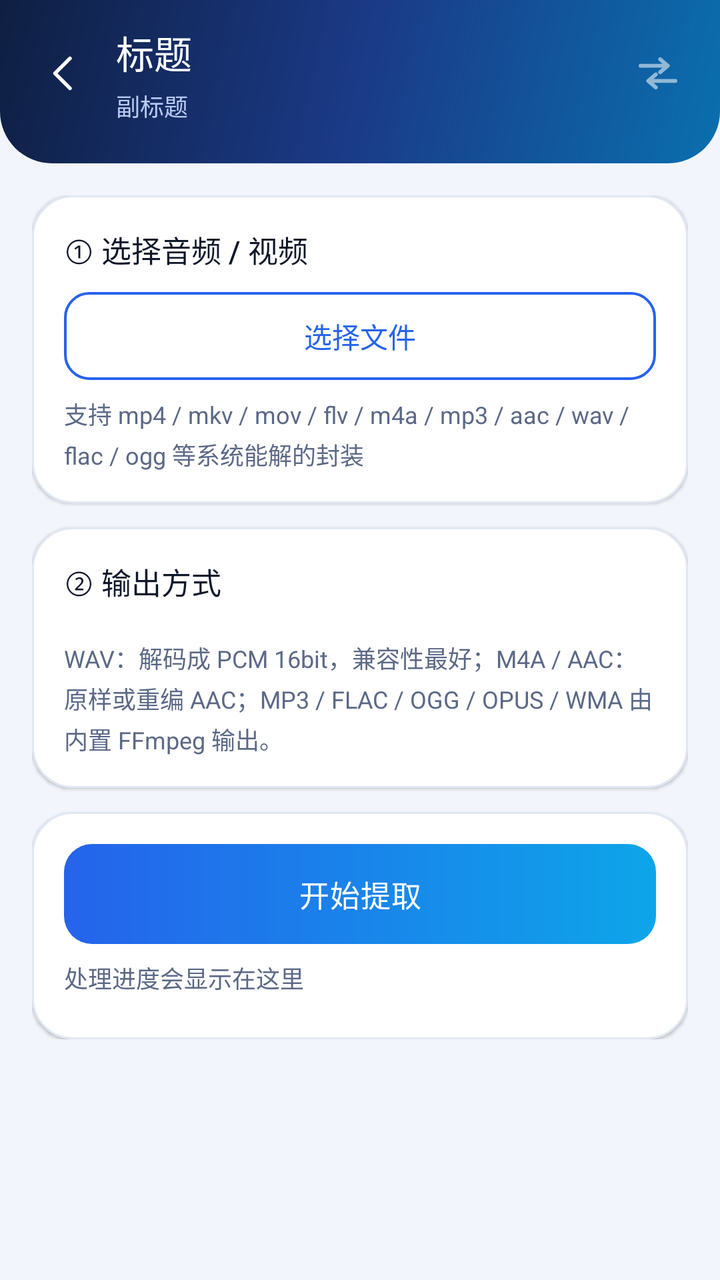
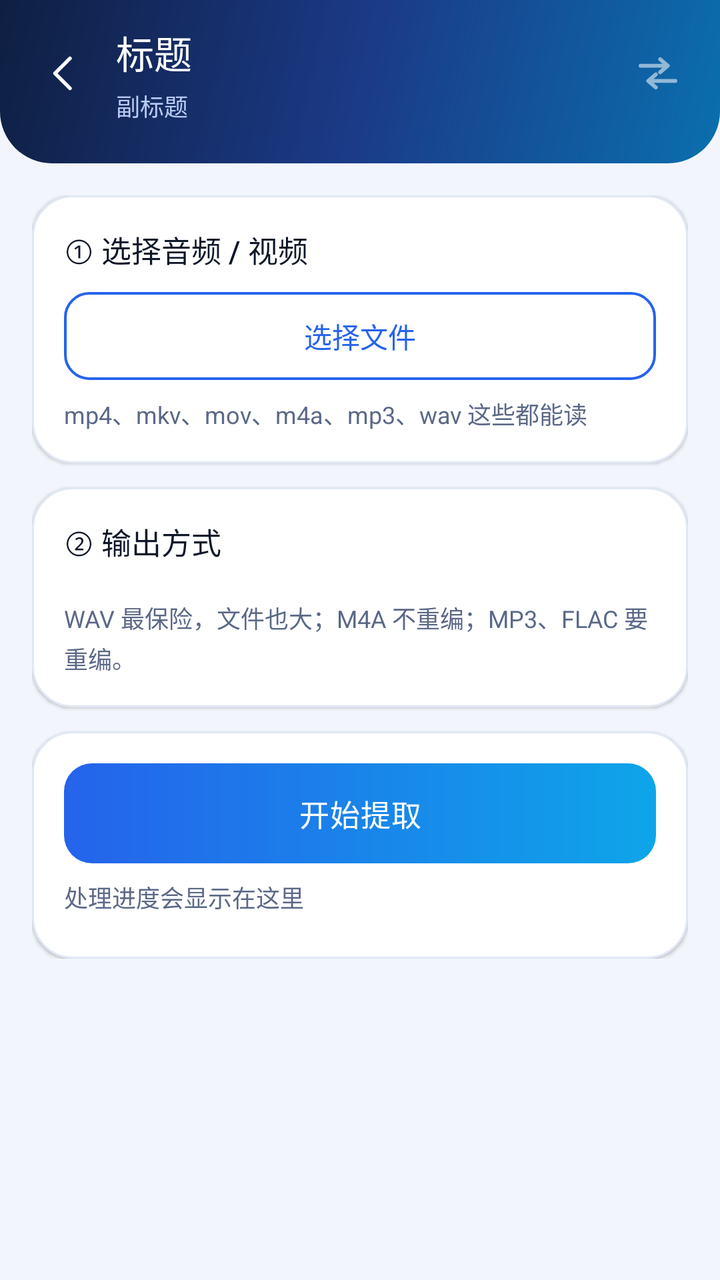

The first picture is an Android layout as it rendered before a commit; the second is the same layout after the commit. The layout source and the unified diff follow.
<!-- AndroidManifest.xml: application theme AppTheme -->
<!-- res/layout/activity_audio.xml -->
<?xml version="1.0" encoding="utf-8"?>
<ScrollView xmlns:android="http://schemas.android.com/apk/res/android"
    android:layout_width="match_parent"
    android:layout_height="match_parent"
    android:background="@color/bg"
    android:fillViewport="true"
    android:scrollbars="none">

    <LinearLayout
        android:layout_width="match_parent"
        android:layout_height="wrap_content"
        android:orientation="vertical">

        <include layout="@layout/part_topbar" />

        <LinearLayout
            android:layout_width="match_parent"
            android:layout_height="wrap_content"
            android:orientation="vertical"
            android:paddingLeft="16dp"
            android:paddingTop="16dp"
            android:paddingRight="16dp"
            android:paddingBottom="28dp">

            <LinearLayout
                android:layout_width="match_parent"
                android:layout_height="wrap_content"
                android:background="@drawable/bg_card"
                android:elevation="1dp"
                android:orientation="vertical"
                android:padding="16dp">

                <TextView
                    android:layout_width="wrap_content"
                    android:layout_height="wrap_content"
                    android:text="① 选择音频 / 视频"
                    style="@style/CardText" />

                <Button
                    android:id="@+id/btnPickMedia"
                    android:layout_width="match_parent"
                    android:layout_height="wrap_content"
                    android:layout_marginTop="10dp"
                    android:text="选择文件"
                    style="@style/GhostButton" />

                <TextView
                    android:id="@+id/tvMediaInfo"
                    android:layout_width="match_parent"
                    android:layout_height="wrap_content"
                    android:layout_marginTop="8dp"
                    android:text="支持 mp4 / mkv / mov / flv / m4a / mp3 / aac / wav / flac / ogg 等系统能解的封装"
                    style="@style/CaptionText" />
            </LinearLayout>

            <LinearLayout
                android:layout_width="match_parent"
                android:layout_height="wrap_content"
                android:layout_marginTop="12dp"
                android:background="@drawable/bg_card"
                android:elevation="1dp"
                android:orientation="vertical"
                android:padding="16dp">

                <TextView
                    android:layout_width="wrap_content"
                    android:layout_height="wrap_content"
                    android:text="② 输出方式"
                    style="@style/CardText" />

                <LinearLayout
                    android:id="@+id/audioOutChips"
                    android:layout_width="match_parent"
                    android:layout_height="wrap_content"
                    android:layout_marginTop="10dp"
                    android:orientation="horizontal" />

                <TextView
                    android:layout_width="match_parent"
                    android:layout_height="wrap_content"
                    android:layout_marginTop="8dp"
                    android:text="WAV：解码成 PCM 16bit，兼容性最好；M4A / AAC：原样或重编 AAC；MP3 / FLAC / OGG / OPUS / WMA 由内置 FFmpeg 输出。"
                    style="@style/CaptionText" />
            </LinearLayout>

            <LinearLayout
                android:layout_width="match_parent"
                android:layout_height="wrap_content"
                android:layout_marginTop="12dp"
                android:background="@drawable/bg_card"
                android:elevation="1dp"
                android:orientation="vertical"
                android:padding="16dp">

                <Button
                    android:id="@+id/btnAudioConvert"
                    android:layout_width="match_parent"
                    android:layout_height="wrap_content"
                    android:text="开始提取"
                    style="@style/PrimaryButton" />

                <ProgressBar
                    android:id="@+id/pbAudio"
                    android:layout_width="match_parent"
                    android:layout_height="wrap_content"
                    android:layout_marginTop="10dp"
                    android:indeterminateTint="@color/brand"
                    android:visibility="gone" />

                <TextView
                    android:id="@+id/tvAudioStatus"
                    android:layout_width="match_parent"
                    android:layout_height="wrap_content"
                    android:layout_marginTop="8dp"
                    android:text="处理进度会显示在这里"
                    style="@style/CaptionText" />

                <LinearLayout
                    android:id="@+id/audioResultHost"
                    android:layout_width="match_parent"
                    android:layout_height="wrap_content"
                    android:layout_marginTop="6dp"
                    android:orientation="vertical" />
            </LinearLayout>
        </LinearLayout>
    </LinearLayout>
</ScrollView>
<!-- res/layout/part_topbar.xml (included above) -->
<?xml version="1.0" encoding="utf-8"?>
<LinearLayout xmlns:android="http://schemas.android.com/apk/res/android"
    android:layout_width="match_parent"
    android:layout_height="wrap_content"
    android:background="@drawable/bg_topbar"
    android:orientation="vertical"
    android:paddingLeft="10dp"
    android:paddingTop="12dp"
    android:paddingRight="18dp"
    android:paddingBottom="20dp">

    <LinearLayout
        android:layout_width="match_parent"
        android:layout_height="wrap_content"
        android:gravity="center_vertical"
        android:orientation="horizontal">

        <ImageView
            android:id="@+id/btnBack"
            android:layout_width="44dp"
            android:layout_height="44dp"
            android:background="?android:attr/selectableItemBackgroundBorderless"
            android:contentDescription="返回"
            android:padding="10dp"
            android:src="@drawable/ic_back" />

        <LinearLayout
            android:layout_width="0dp"
            android:layout_height="wrap_content"
            android:layout_marginStart="4dp"
            android:layout_weight="1"
            android:orientation="vertical">

            <TextView
                android:id="@+id/tvTitle"
                android:layout_width="wrap_content"
                android:layout_height="wrap_content"
                android:fontFamily="sans-serif-medium"
                android:textColor="@color/white"
                android:textSize="19sp"
                android:text="标题" />

            <TextView
                android:id="@+id/tvSubtitle"
                android:layout_width="wrap_content"
                android:layout_height="wrap_content"
                android:layout_marginTop="4dp"
                android:textColor="@color/header_sub"
                android:textSize="12sp"
                android:text="副标题" />
        </LinearLayout>

        <ImageView
            android:id="@+id/ivHeaderIcon"
            android:layout_width="26dp"
            android:layout_height="26dp"
            android:alpha="0.55"
            android:contentDescription="@null"
            android:src="@drawable/ic_swap" />
    </LinearLayout>
</LinearLayout>
<!-- resources referenced by this layout -->
<resources>
  <color name="bg">#F2F5FB</color>
  <color name="brand">#2563EB</color>
  <color name="header_sub">#B9CBF3</color>
  <color name="white">#FFFFFF</color>
  <!-- drawable bg_card (drawable) -->
  <?xml version="1.0" encoding="utf-8"?>
  <shape xmlns:android="http://schemas.android.com/apk/res/android" android:shape="rectangle">
      <solid android:color="@color/surface" />
      <corners android:radius="20dp" />
      <stroke android:width="1dp" android:color="@color/divider" />
  </shape>
  <!-- drawable bg_topbar (drawable) -->
  <?xml version="1.0" encoding="utf-8"?>
  <shape xmlns:android="http://schemas.android.com/apk/res/android" android:shape="rectangle">
      <gradient android:angle="315" android:startColor="@color/brand_deep" android:centerColor="@color/brand_mid" android:endColor="#0A6FAE" android:type="linear" />
      <corners android:bottomLeftRadius="26dp" android:bottomRightRadius="26dp" />
  </shape>
  <!-- drawable ic_back (drawable) -->
  <?xml version="1.0" encoding="utf-8"?>
  <vector xmlns:android="http://schemas.android.com/apk/res/android"
      android:width="24dp" android:height="24dp"
      android:viewportWidth="24" android:viewportHeight="24">
      <path android:pathData="M15,4.5L7.5,12L15,19.5" android:strokeColor="#FFFFFF" android:strokeWidth="1.8" android:fillColor="#00000000" android:strokeLineCap="round" android:strokeLineJoin="round" />
  </vector>
  <!-- drawable ic_swap (drawable) -->
  <?xml version="1.0" encoding="utf-8"?>
  <vector xmlns:android="http://schemas.android.com/apk/res/android"
      android:width="24dp" android:height="24dp"
      android:viewportWidth="24" android:viewportHeight="24">
      <path android:pathData="M4,8.5h12M13,5.5l3.5,3 -3.5,3M20,15.5H8M11,12.5l-3.5,3 3.5,3" android:strokeColor="#FFFFFF" android:strokeWidth="1.8" android:fillColor="#00000000" android:strokeLineCap="round" android:strokeLineJoin="round" />
  </vector>
  <style name="CaptionText">
          <item name="android:textColor">@color/text_secondary</item>
          <item name="android:textSize">12sp</item>
          <item name="android:lineSpacingExtra">3sp</item>
      </style>
  <style name="CardText">
          <item name="android:textColor">@color/text_primary</item>
          <item name="android:textSize">15sp</item>
          <item name="android:fontFamily">sans-serif-medium</item>
      </style>
  <color name="surface">#FFFFFF</color>
  <color name="divider">#E1E8F5</color>
  <color name="brand_deep">#0F1F42</color>
  <color name="brand_mid">#1B3A87</color>
  <color name="text_secondary">#5B6987</color>
  <color name="text_primary">#0E1729</color>
  <!-- drawable bg_btn_ghost (drawable) -->
  <?xml version="1.0" encoding="utf-8"?>
  <ripple xmlns:android="http://schemas.android.com/apk/res/android" android:color="#1A2563EB">
      <item>
          <shape android:shape="rectangle">
              <solid android:color="@color/surface" />
              <corners android:radius="12dp" />
              <stroke android:width="1.2dp" android:color="@color/brand" />
          </shape>
      </item>
  </ripple>
  <!-- drawable bg_btn_primary (drawable) -->
  <?xml version="1.0" encoding="utf-8"?>
  <ripple xmlns:android="http://schemas.android.com/apk/res/android" android:color="#4DFFFFFF">
      <item>
          <shape android:shape="rectangle">
              <gradient android:angle="0" android:startColor="@color/brand" android:endColor="@color/accent" android:type="linear" />
              <corners android:radius="14dp" />
          </shape>
      </item>
  </ripple>
  <color name="text_tertiary">#909DB4</color>
  <color name="accent">#0EA5E9</color>
  <!-- unchanged entries left out for length: 3 -->
</resources>

<!-- the commit's change to res/layout/activity_audio.xml (unified diff, before → after) -->
@@ -49,7 +49,7 @@
                     android:layout_width="match_parent"
                     android:layout_height="wrap_content"
                     android:layout_marginTop="8dp"
-                    android:text="支持 mp4 / mkv / mov / flv / m4a / mp3 / aac / wav / flac / ogg 等系统能解的封装"
+                    android:text="mp4、mkv、mov、m4a、mp3、wav 这些都能读"
                     style="@style/CaptionText" />
             </LinearLayout>
 
@@ -79,7 +79,7 @@
                     android:layout_width="match_parent"
                     android:layout_height="wrap_content"
                     android:layout_marginTop="8dp"
-                    android:text="WAV：解码成 PCM 16bit，兼容性最好；M4A / AAC：原样或重编 AAC；MP3 / FLAC / OGG / OPUS / WMA 由内置 FFmpeg 输出。"
+                    android:text="WAV 最保险，文件也大；M4A 不重编；MP3、FLAC 要重编。"
                     style="@style/CaptionText" />
             </LinearLayout>
 
